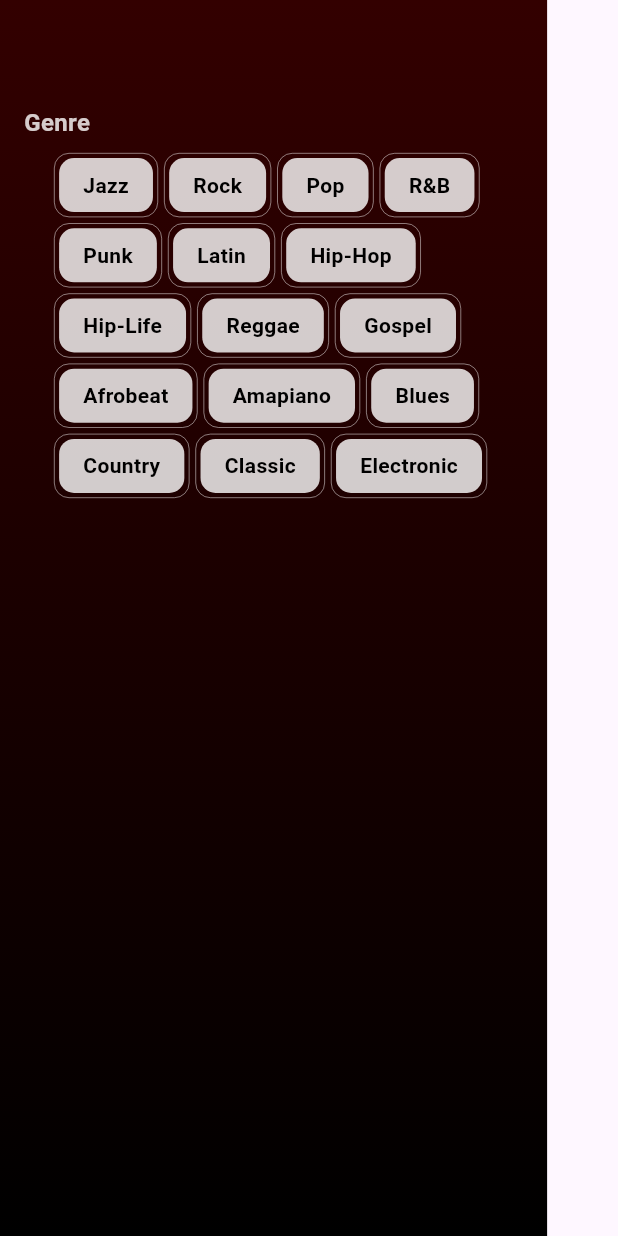
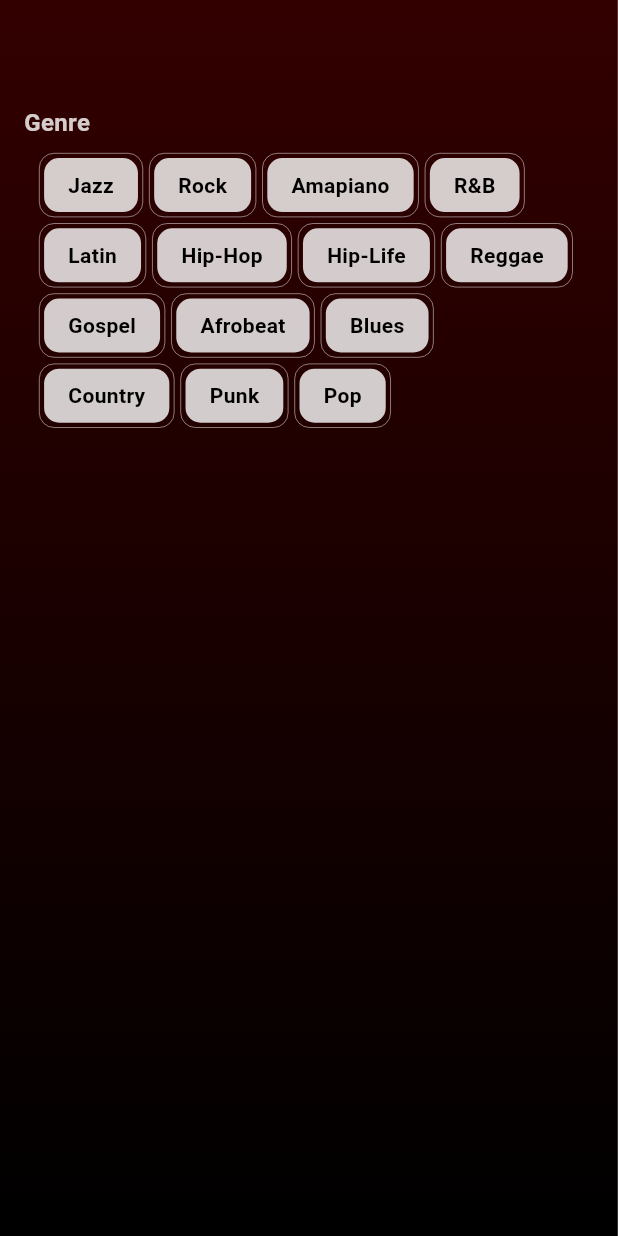
Before and after one commit to kwakyebrilliant/sonnet, a Flutter app: the PromptScreen screen opened directly with empty values, on a phone screen of 412 x 824 dp. Run offline on Flutter 3.47's test engine with Material 3 defaults, Android fonts, the phone set to English and light mode, and no system bars.

Commit message:
prompt updates

```diff
--- a/lib/prompt_screen.dart
+++ b/lib/prompt_screen.dart
@@ -13,20 +13,18 @@ class _PromptScreenState extends State<PromptScreen> {
   final List<String> genres = [
     'Jazz',
     'Rock',
-    'Pop',
+    'Amapiano',
     'R&B',
-    'Punk',
     'Latin',
     'Hip-Hop',
     'Hip-Life',
     'Reggae',
     'Gospel',
     'Afrobeat',
-    'Amapiano',
     'Blues',
     'Country',
-    'Classic',
-    'Electronic',
+    'Punk',
+    'Pop',
   ];
 
   final Set<String> _selectedGenres = {};
@@ -79,8 +77,8 @@ class _PromptScreenState extends State<PromptScreen> {
                       ),
                       Padding(
                         padding: const EdgeInsets.only(
-                          left: 20.0,
-                          right: 20.0,
+                          left: 10.0,
+                          right: 10.0,
                           top: 5.0,
                         ),
                         child: Wrap(
```
